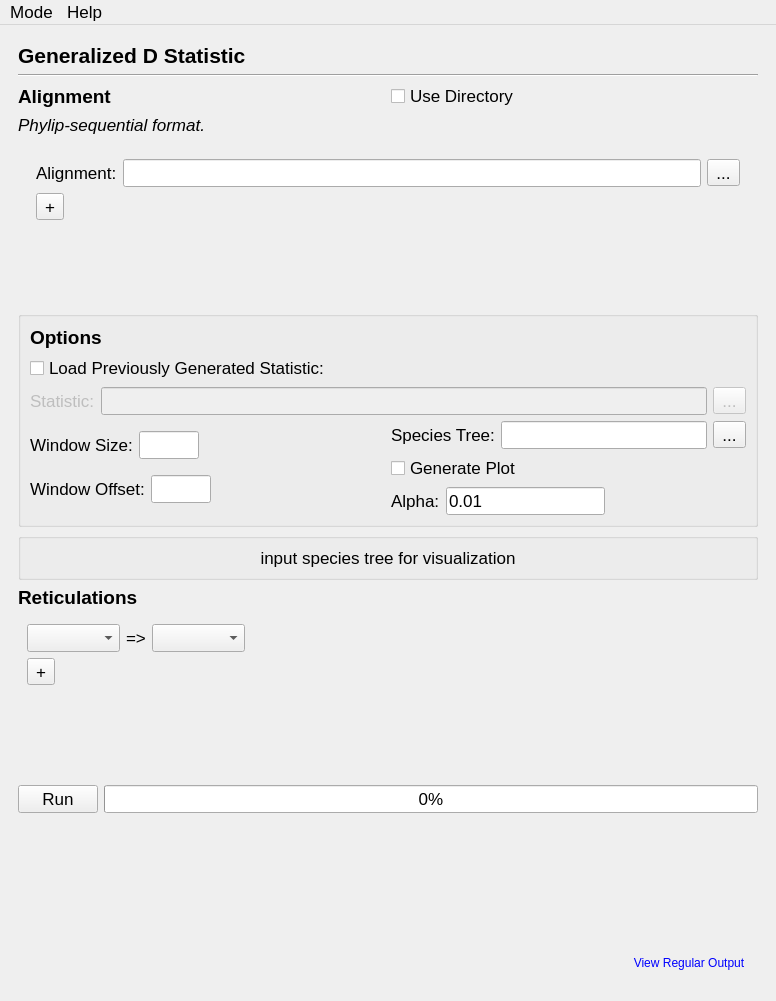
Old version of the form module/gui_layout.ui in the repository chilleo/ALPHA.
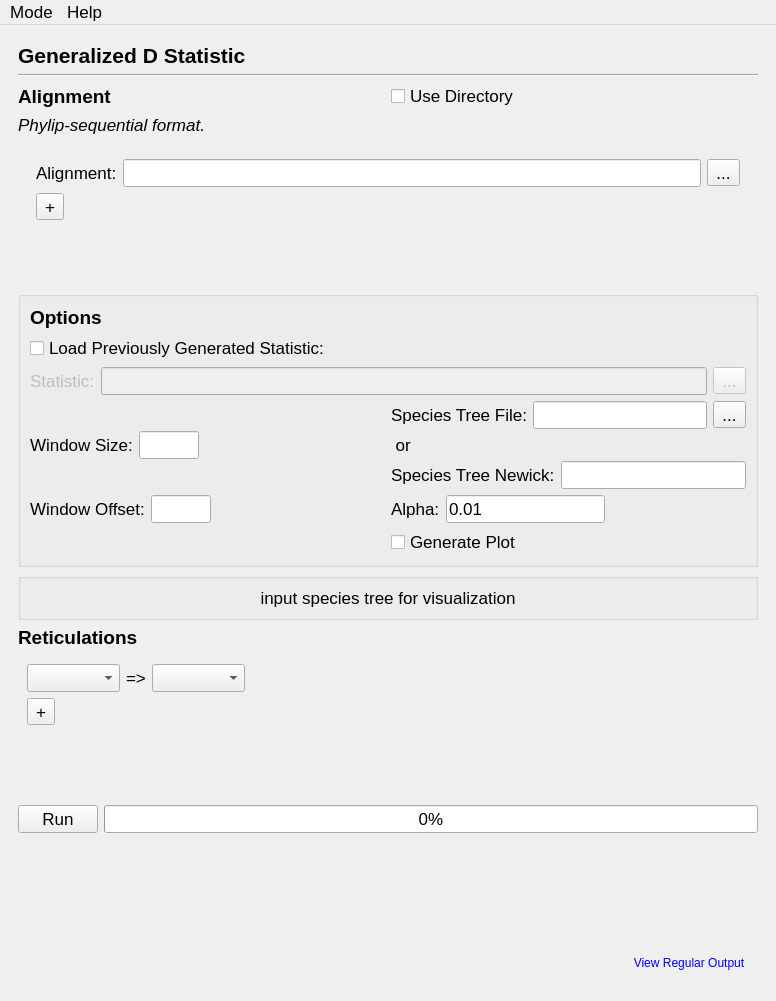
New version of the form. The open tabs and pages were chosen to show the change.

```diff
--- a/module/gui_layout.ui
+++ b/module/gui_layout.ui
@@ -3456,7 +3456,7 @@
                        <x>0</x>
                        <y>0</y>
                        <width>702</width>
-                       <height>134</height>
+                       <height>125</height>
                       </rect>
                      </property>
                      <layout class="QVBoxLayout" name="verticalLayout_19">
@@ -3742,7 +3742,7 @@
                        <item>
                         <widget class="QLabel" name="label_41">
                          <property name="text">
-                          <string>Species Tree:</string>
+                          <string>Species Tree File:</string>
                          </property>
                         </widget>
                        </item>
@@ -3766,14 +3766,27 @@
                       </layout>
                      </item>
                      <item>
-                      <layout class="QHBoxLayout" name="horizontalLayout_62">
+                      <widget class="QLabel" name="label_46">
+                       <property name="text">
+                        <string> or</string>
+                       </property>
+                      </widget>
+                     </item>
+                     <item>
+                      <layout class="QHBoxLayout" name="horizontalLayout_61">
+                       <property name="bottomMargin">
+                        <number>0</number>
+                       </property>
                        <item>
-                        <widget class="QCheckBox" name="generatePlotCB">
+                        <widget class="QLabel" name="label_45">
                          <property name="text">
-                          <string>Generate Plot</string>
+                          <string>Species Tree Newick:</string>
                          </property>
                         </widget>
                        </item>
+                       <item>
+                        <widget class="QLineEdit" name="lSpeciesTreeNewickEntry"/>
+                       </item>
                       </layout>
                      </item>
                      <item>
@@ -3822,6 +3835,17 @@
                        </item>
                       </layout>
                      </item>
+                     <item>
+                      <layout class="QHBoxLayout" name="horizontalLayout_62">
+                       <item>
+                        <widget class="QCheckBox" name="generatePlotCB">
+                         <property name="text">
+                          <string>Generate Plot</string>
+                         </property>
+                        </widget>
+                       </item>
+                      </layout>
+                     </item>
                     </layout>
                    </item>
                   </layout>
@@ -3897,7 +3921,7 @@
                    <x>0</x>
                    <y>0</y>
                    <width>726</width>
-                   <height>159</height>
+                   <height>128</height>
                   </rect>
                  </property>
                  <layout class="QVBoxLayout" name="verticalLayout_31">
@@ -4095,8 +4119,8 @@
                       <rect>
                        <x>0</x>
                        <y>0</y>
-                       <width>702</width>
-                       <height>100</height>
+                       <width>98</width>
+                       <height>37</height>
                       </rect>
                      </property>
                      <layout class="QVBoxLayout" name="verticalLayout_28">
```
Left out of the diff: 4 changed lines with no effect on the pictures.
